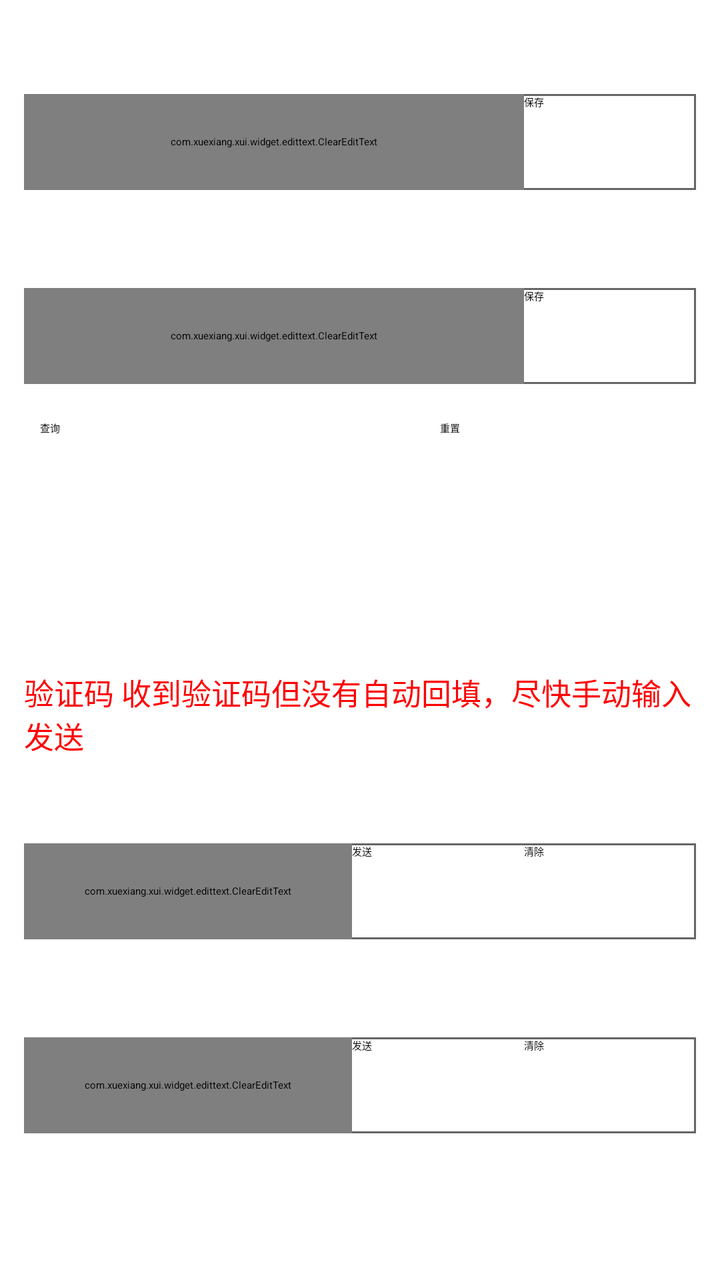
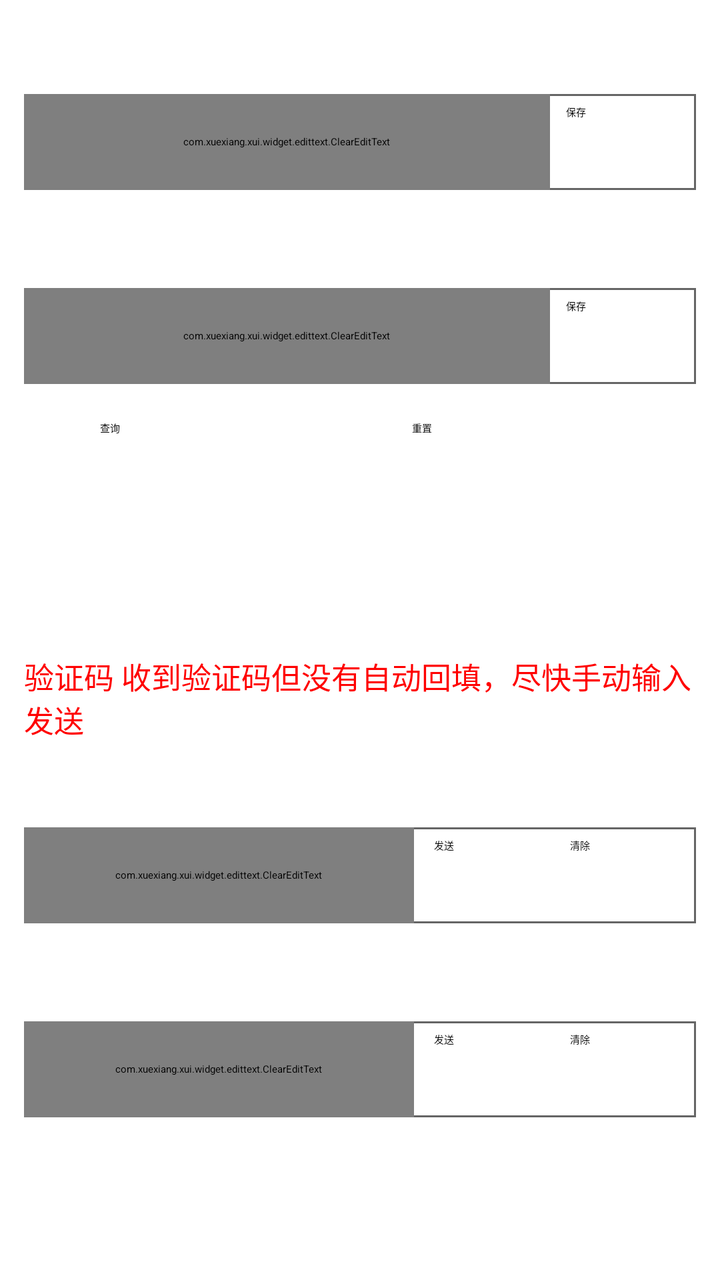

Before-and-after screenshots of an Android layout around one commit, followed by the original layout XML and the change that was made.
<!-- AndroidManifest.xml: application theme AppTheme -->
<!-- res/layout/fragment_forward_only.xml -->
<?xml version="1.0" encoding="utf-8"?>
<LinearLayout xmlns:android="http://schemas.android.com/apk/res/android"
    xmlns:tools="http://schemas.android.com/tools"
    android:layout_width="match_parent"
    android:layout_height="match_parent"
    android:background="?attr/xui_config_color_background"
    android:orientation="vertical"
    tools:ignore="Overdraw">

    <androidx.core.widget.NestedScrollView
        android:layout_width="match_parent"
        android:layout_height="match_parent"
        android:fillViewport="true">

        <LinearLayout
            android:id="@+id/layout_phone_fields"
            android:layout_width="match_parent"
            android:layout_height="wrap_content"
            android:orientation="vertical"
            android:padding="12dp">

            <TextView
                android:layout_width="match_parent"
                android:layout_height="wrap_content"
                android:text="@string/forward_only_sim1_phone_label"
                android:textColor="@color/xui_config_color_gray_8"
                android:textSize="@dimen/text_size_large" />

            <LinearLayout
                android:layout_width="match_parent"
                android:layout_height="48dp"
                android:layout_marginTop="4dp"
                android:background="@drawable/bg_forward_input"
                android:orientation="horizontal">

                <com.xuexiang.xui.widget.edittext.ClearEditText
                    android:id="@+id/et_phone_sim1"
                    android:layout_width="0dp"
                    android:layout_height="match_parent"
                    android:layout_weight="1"
                    android:background="@null"
                    android:digits="0123456789"
                    android:hint="@string/sms_forward_phone_sim1_hint"
                    android:inputType="phone"
                    android:paddingStart="8dp"
                    android:paddingEnd="8dp"
                    android:singleLine="true" />

                <Button
                    android:id="@+id/btn_save_sim1"
                    android:layout_width="86dp"
                    android:layout_height="match_parent"
                    android:text="@string/save" />
            </LinearLayout>

            <TextView
                android:layout_width="match_parent"
                android:layout_height="wrap_content"
                android:layout_marginTop="14dp"
                android:text="@string/forward_only_sim2_phone_label"
                android:textColor="@color/xui_config_color_gray_8"
                android:textSize="@dimen/text_size_large" />

            <LinearLayout
                android:layout_width="match_parent"
                android:layout_height="48dp"
                android:layout_marginTop="4dp"
                android:background="@drawable/bg_forward_input"
                android:orientation="horizontal">

                <com.xuexiang.xui.widget.edittext.ClearEditText
                    android:id="@+id/et_phone_sim2"
                    android:layout_width="0dp"
                    android:layout_height="match_parent"
                    android:layout_weight="1"
                    android:background="@null"
                    android:digits="0123456789"
                    android:hint="@string/sms_forward_phone_sim2_hint"
                    android:inputType="phone"
                    android:paddingStart="8dp"
                    android:paddingEnd="8dp"
                    android:singleLine="true" />

                <Button
                    android:id="@+id/btn_save_sim2"
                    android:layout_width="86dp"
                    android:layout_height="match_parent"
                    android:text="@string/save" />
            </LinearLayout>

            <LinearLayout
                android:layout_width="match_parent"
                android:layout_height="wrap_content"
                android:layout_marginTop="18dp"
                android:gravity="center"
                android:orientation="horizontal">

                <Button
                    android:id="@+id/btn_query_user"
                    android:layout_width="120dp"
                    android:layout_height="52dp"
                    android:text="@string/forward_only_query" />

                <Space
                    android:layout_width="80dp"
                    android:layout_height="1dp" />

                <Button
                    android:id="@+id/btn_reset"
                    android:layout_width="120dp"
                    android:layout_height="52dp"
                    android:text="@string/reset" />
            </LinearLayout>

            <LinearLayout
                android:layout_width="match_parent"
                android:layout_height="wrap_content"
                android:layout_marginTop="8dp"
                android:orientation="horizontal">

                <TextView
                    android:id="@+id/tv_query_result_sim1"
                    android:layout_width="0dp"
                    android:layout_height="wrap_content"
                    android:layout_weight="1"
                    android:text="@string/forward_only_query_result_sim1_empty"
                    android:textColor="@color/xui_config_color_gray_8"
                    android:textSize="@dimen/text_size_medium" />

                <TextView
                    android:id="@+id/tv_query_result_sim2"
                    android:layout_width="0dp"
                    android:layout_height="wrap_content"
                    android:layout_weight="1"
                    android:text="@string/forward_only_query_result_sim2_empty"
                    android:textColor="@color/xui_config_color_gray_8"
                    android:textSize="@dimen/text_size_medium" />
            </LinearLayout>

            <TextView
                android:layout_width="match_parent"
                android:layout_height="wrap_content"
                android:layout_marginTop="22dp"
                android:text="@string/forward_only_code_tip"
                android:textColor="@color/red"
                android:textSize="@dimen/text_size_medium" />

            <TextView
                android:layout_width="match_parent"
                android:layout_height="wrap_content"
                android:layout_marginTop="8dp"
                android:text="@string/forward_only_sim1_label"
                android:textColor="@color/xui_config_color_gray_8"
                android:textSize="@dimen/text_size_large" />

            <LinearLayout
                android:layout_width="match_parent"
                android:layout_height="48dp"
                android:layout_marginTop="4dp"
                android:background="@drawable/bg_forward_input"
                android:orientation="horizontal">

                <com.xuexiang.xui.widget.edittext.ClearEditText
                    android:id="@+id/et_code_sim1"
                    android:layout_width="0dp"
                    android:layout_height="match_parent"
                    android:layout_weight="1"
                    android:background="@null"
                    android:digits="0123456789"
                    android:hint="@string/forward_only_code_hint"
                    android:inputType="number"
                    android:paddingStart="8dp"
                    android:paddingEnd="8dp"
                    android:singleLine="true" />

                <Button
                    android:id="@+id/btn_send_code_sim1"
                    android:layout_width="86dp"
                    android:layout_height="match_parent"
                    android:text="@string/send" />

                <Button
                    android:id="@+id/btn_clear_code_sim1"
                    android:layout_width="86dp"
                    android:layout_height="match_parent"
                    android:text="@string/clear" />
            </LinearLayout>

            <TextView
                android:layout_width="match_parent"
                android:layout_height="wrap_content"
                android:layout_marginTop="14dp"
                android:text="@string/forward_only_sim2_label"
                android:textColor="@color/xui_config_color_gray_8"
                android:textSize="@dimen/text_size_large" />

            <LinearLayout
                android:layout_width="match_parent"
                android:layout_height="48dp"
                android:layout_marginTop="4dp"
                android:background="@drawable/bg_forward_input"
                android:orientation="horizontal">

                <com.xuexiang.xui.widget.edittext.ClearEditText
                    android:id="@+id/et_code_sim2"
                    android:layout_width="0dp"
                    android:layout_height="match_parent"
                    android:layout_weight="1"
                    android:background="@null"
                    android:digits="0123456789"
                    android:hint="@string/forward_only_code_hint"
                    android:inputType="number"
                    android:paddingStart="8dp"
                    android:paddingEnd="8dp"
                    android:singleLine="true" />

                <Button
                    android:id="@+id/btn_send_code_sim2"
                    android:layout_width="86dp"
                    android:layout_height="match_parent"
                    android:text="@string/send" />

                <Button
                    android:id="@+id/btn_clear_code_sim2"
                    android:layout_width="86dp"
                    android:layout_height="match_parent"
                    android:text="@string/clear" />
            </LinearLayout>
        </LinearLayout>
    </androidx.core.widget.NestedScrollView>
</LinearLayout>
<!-- resources referenced by this layout -->
<resources>
  <color name="red">#ffff0000</color>
  <dimen name="text_size_large">21sp</dimen>
  <dimen name="text_size_medium">15sp</dimen>
  <!-- drawable bg_forward_input (drawable) -->
  <?xml version="1.0" encoding="utf-8"?>
  <shape xmlns:android="http://schemas.android.com/apk/res/android">
      <solid android:color="@android:color/white" />
      <stroke
          android:width="1dp"
          android:color="#666666" />
  </shape>
  <string name="clear">清除</string>
  <string name="forward_only_code_hint">手动输入验证码</string>
  <string name="forward_only_code_tip">验证码 收到验证码但没有自动回填，尽快手动输入发送</string>
  <string name="forward_only_query">查询</string>
  <string name="forward_only_query_result_sim1_empty">抢号类型：-\n用户名：-</string>
  <string name="forward_only_query_result_sim2_empty">抢号类型：-\n用户名：-</string>
  <string name="forward_only_sim1_label">卡1</string>
  <string name="forward_only_sim1_phone_label">本机号码(SIM1)</string>
  <string name="forward_only_sim2_label">卡2</string>
  <string name="forward_only_sim2_phone_label">本机号码(SIM2)</string>
  <string name="reset">重置</string>
  <string name="save">保存</string>
  <string name="send">发送</string>
  <string name="sms_forward_phone_sim1_hint">SIM1 绑定手机号</string>
  <string name="sms_forward_phone_sim2_hint">SIM2 绑定手机号</string>
  <style name="AppTheme" parent="XUITheme.Phone">
          
          <item name="colorPrimary">@color/colorPrimary</item>
          <item name="colorPrimaryDark">@color/colorPrimaryDark</item>
          <item name="colorAccent">@color/colorAccent</item>
          <item name="xui_actionbar_height">?actionBarSize</item>
          
          <item name="android:textAllCaps">false</item>
      </style>
  <color name="colorPrimary">#299EE3</color>
  <color name="colorPrimaryDark">#299EE3</color>
  <color name="colorAccent">#299EE3</color>
</resources>

<!-- the commit's change to res/layout/fragment_forward_only.xml (unified diff, before → after) -->
@@ -31,6 +31,7 @@
                 android:layout_height="48dp"
                 android:layout_marginTop="4dp"
                 android:background="@drawable/bg_forward_input"
+                android:gravity="center_vertical"
                 android:orientation="horizontal">
 
                 <com.xuexiang.xui.widget.edittext.ClearEditText
@@ -48,8 +49,13 @@
 
                 <Button
                     android:id="@+id/btn_save_sim1"
-                    android:layout_width="86dp"
-                    android:layout_height="match_parent"
+                    android:layout_width="68dp"
+                    android:layout_height="38dp"
+                    android:layout_marginEnd="5dp"
+                    android:minWidth="0dp"
+                    android:minHeight="0dp"
+                    android:paddingStart="8dp"
+                    android:paddingEnd="8dp"
                     android:text="@string/save" />
             </LinearLayout>
 
@@ -66,6 +72,7 @@
                 android:layout_height="48dp"
                 android:layout_marginTop="4dp"
                 android:background="@drawable/bg_forward_input"
+                android:gravity="center_vertical"
                 android:orientation="horizontal">
 
                 <com.xuexiang.xui.widget.edittext.ClearEditText
@@ -83,8 +90,13 @@
 
                 <Button
                     android:id="@+id/btn_save_sim2"
-                    android:layout_width="86dp"
-                    android:layout_height="match_parent"
+                    android:layout_width="68dp"
+                    android:layout_height="38dp"
+                    android:layout_marginEnd="5dp"
+                    android:minWidth="0dp"
+                    android:minHeight="0dp"
+                    android:paddingStart="8dp"
+                    android:paddingEnd="8dp"
                     android:text="@string/save" />
             </LinearLayout>
 
@@ -97,18 +109,22 @@
 
                 <Button
                     android:id="@+id/btn_query_user"
-                    android:layout_width="120dp"
-                    android:layout_height="52dp"
+                    android:layout_width="104dp"
+                    android:layout_height="44dp"
+                    android:minWidth="0dp"
+                    android:minHeight="0dp"
                     android:text="@string/forward_only_query" />
 
                 <Space
-                    android:layout_width="80dp"
+                    android:layout_width="52dp"
                     android:layout_height="1dp" />
 
                 <Button
                     android:id="@+id/btn_reset"
-                    android:layout_width="120dp"
-                    android:layout_height="52dp"
+                    android:layout_width="104dp"
+                    android:layout_height="44dp"
+                    android:minWidth="0dp"
+                    android:minHeight="0dp"
                     android:text="@string/reset" />
             </LinearLayout>
 
@@ -158,6 +174,7 @@
                 android:layout_height="48dp"
                 android:layout_marginTop="4dp"
                 android:background="@drawable/bg_forward_input"
+                android:gravity="center_vertical"
                 android:orientation="horizontal">
 
                 <com.xuexiang.xui.widget.edittext.ClearEditText
@@ -175,14 +192,25 @@
 
                 <Button
                     android:id="@+id/btn_send_code_sim1"
-                    android:layout_width="86dp"
-                    android:layout_height="match_parent"
+                    android:layout_width="64dp"
+                    android:layout_height="38dp"
+                    android:layout_marginStart="4dp"
+                    android:minWidth="0dp"
+                    android:minHeight="0dp"
+                    android:paddingStart="6dp"
+                    android:paddingEnd="6dp"
                     android:text="@string/send" />
 
                 <Button
                     android:id="@+id/btn_clear_code_sim1"
-                    android:layout_width="86dp"
-                    android:layout_height="match_parent"
+                    android:layout_width="64dp"
+                    android:layout_height="38dp"
+                    android:layout_marginStart="4dp"
+                    android:layout_marginEnd="5dp"
+                    android:minWidth="0dp"
+                    android:minHeight="0dp"
+                    android:paddingStart="6dp"
+                    android:paddingEnd="6dp"
                     android:text="@string/clear" />
             </LinearLayout>
 
@@ -199,6 +227,7 @@
                 android:layout_height="48dp"
                 android:layout_marginTop="4dp"
                 android:background="@drawable/bg_forward_input"
+                android:gravity="center_vertical"
                 android:orientation="horizontal">
 
                 <com.xuexiang.xui.widget.edittext.ClearEditText
@@ -216,14 +245,25 @@
 
                 <Button
                     android:id="@+id/btn_send_code_sim2"
-                    android:layout_width="86dp"
-                    android:layout_height="match_parent"
+                    android:layout_width="64dp"
+                    android:layout_height="38dp"
+                    android:layout_marginStart="4dp"
+                    android:minWidth="0dp"
+                    android:minHeight="0dp"
+                    android:paddingStart="6dp"
+                    android:paddingEnd="6dp"
                     android:text="@string/send" />
 
                 <Button
                     android:id="@+id/btn_clear_code_sim2"
-                    android:layout_width="86dp"
-                    android:layout_height="match_parent"
+                    android:layout_width="64dp"
+                    android:layout_height="38dp"
+                    android:layout_marginStart="4dp"
+                    android:layout_marginEnd="5dp"
+                    android:minWidth="0dp"
+                    android:minHeight="0dp"
+                    android:paddingStart="6dp"
+                    android:paddingEnd="6dp"
                     android:text="@string/clear" />
             </LinearLayout>
         </LinearLayout>
